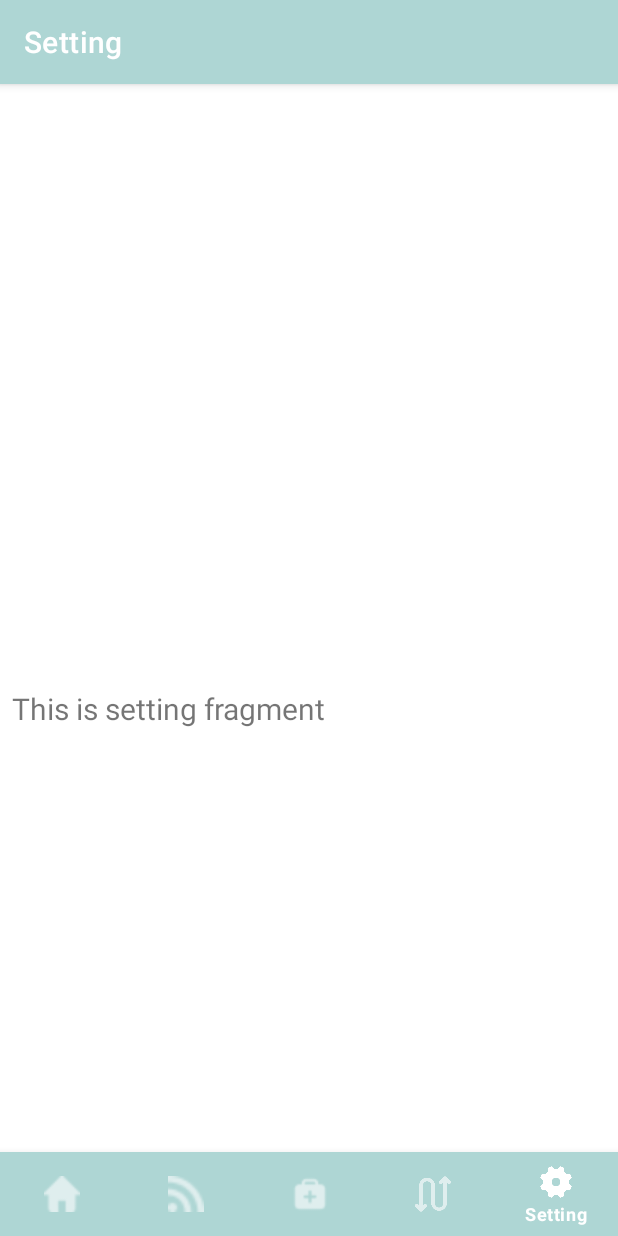
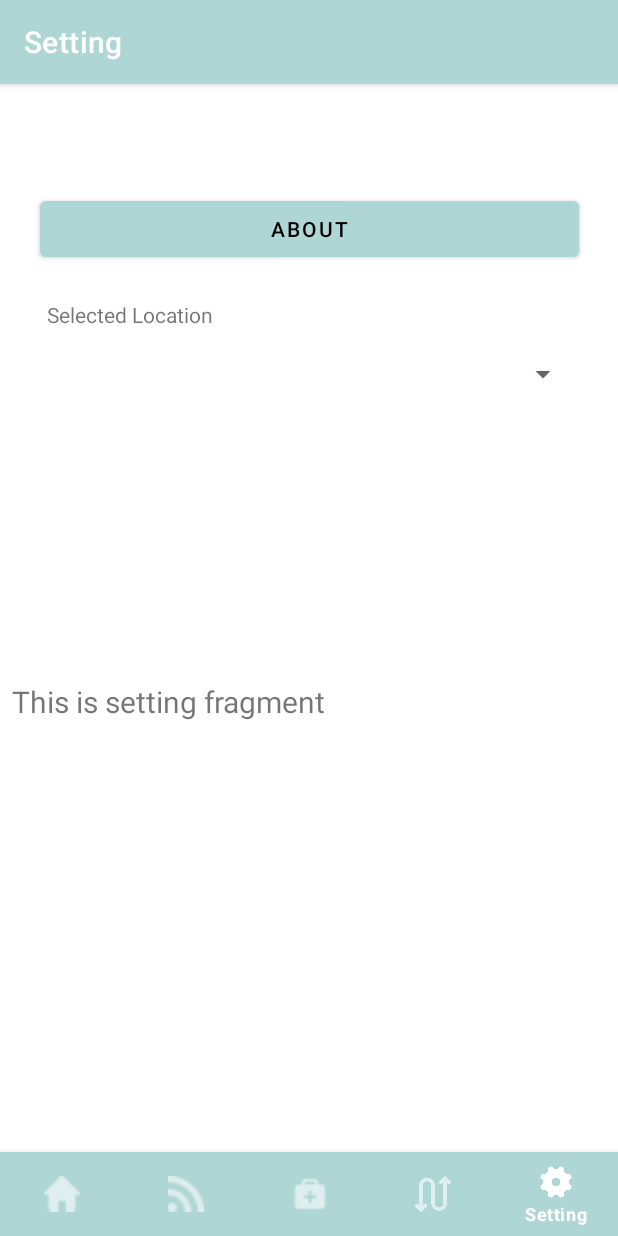
Before and after one commit to CSCI310CovidMapTeam3/covidmap, an Android app: the SettingFragment screen opened through its navigation route, on a phone screen of 412 x 824 dp. Run offline under Robolectric (Android 15) with nearby library versions, the phone set to English and light mode, and no system bars; our stand-ins replace navigation-ui; 2 statements that could not run were skipped.

Commit message:
Update fragment_setting.xml

```diff
--- a/CovidMapTeam3/app/src/main/res/layout/fragment_setting.xml
+++ b/CovidMapTeam3/app/src/main/res/layout/fragment_setting.xml
@@ -16,6 +16,60 @@
         android:textSize="20sp"
         app:layout_constraintBottom_toBottomOf="parent"
         app:layout_constraintEnd_toEndOf="parent"
+        app:layout_constraintHorizontal_bias="0.0"
         app:layout_constraintStart_toStartOf="parent"
-        app:layout_constraintTop_toTopOf="parent" />
+        app:layout_constraintTop_toTopOf="parent"
+        app:layout_constraintVertical_bias="0.494" />
+
+    <Button
+        android:id="@+id/button3"
+        android:layout_width="359dp"
+        android:layout_height="49dp"
+        android:layout_marginStart="31dp"
+        android:layout_marginLeft="31dp"
+        android:layout_marginTop="16dp"
+        android:layout_marginEnd="32dp"
+        android:layout_marginRight="32dp"
+        android:layout_marginBottom="292dp"
+        android:text="About"
+        app:layout_constraintBottom_toTopOf="@+id/text_setting"
+        app:layout_constraintEnd_toEndOf="parent"
+        app:layout_constraintHorizontal_bias="0.454"
+        app:layout_constraintStart_toStartOf="parent"
+        app:layout_constraintTop_toTopOf="parent"
+        app:layout_constraintVertical_bias="0.0" />
+
+    <Spinner
+        android:id="@+id/spinner1"
+        android:layout_width="356dp"
+        android:layout_height="32dp"
+        android:layout_marginStart="30dp"
+        android:layout_marginLeft="30dp"
+        android:layout_marginEnd="25dp"
+        android:layout_marginRight="25dp"
+        android:layout_marginBottom="236dp"
+        app:layout_constraintBottom_toBottomOf="parent"
+        app:layout_constraintEnd_toEndOf="parent"
+        app:layout_constraintHorizontal_bias="0.0"
+        app:layout_constraintStart_toStartOf="parent"
+        app:layout_constraintTop_toTopOf="parent"
+        app:layout_constraintVertical_bias="0.274" />
+
+    <TextView
+        android:id="@+id/textView2"
+        android:layout_width="wrap_content"
+        android:layout_height="wrap_content"
+        android:layout_marginStart="30dp"
+        android:layout_marginLeft="30dp"
+        android:layout_marginTop="26dp"
+        android:layout_marginEnd="269dp"
+        android:layout_marginRight="269dp"
+        android:layout_marginBottom="17dp"
+        android:text="Selected Location"
+        app:layout_constraintBottom_toTopOf="@+id/spinner1"
+        app:layout_constraintEnd_toEndOf="parent"
+        app:layout_constraintStart_toStartOf="parent"
+        app:layout_constraintTop_toBottomOf="@+id/button3" />
+
+
 </androidx.constraintlayout.widget.ConstraintLayout>
```
